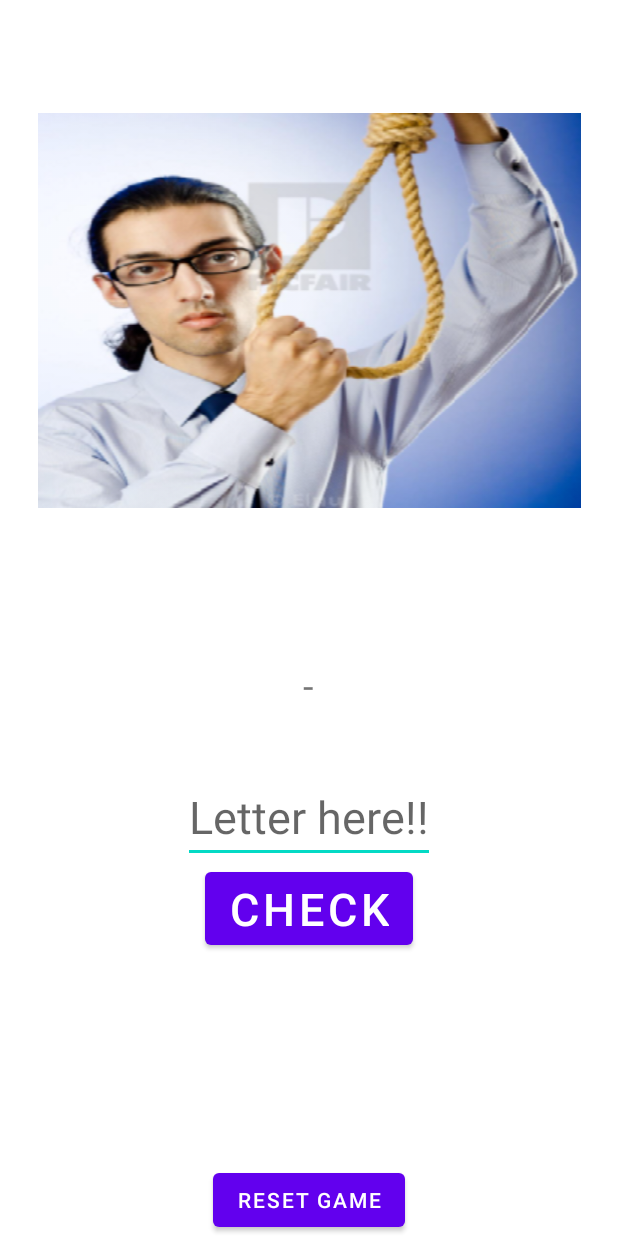
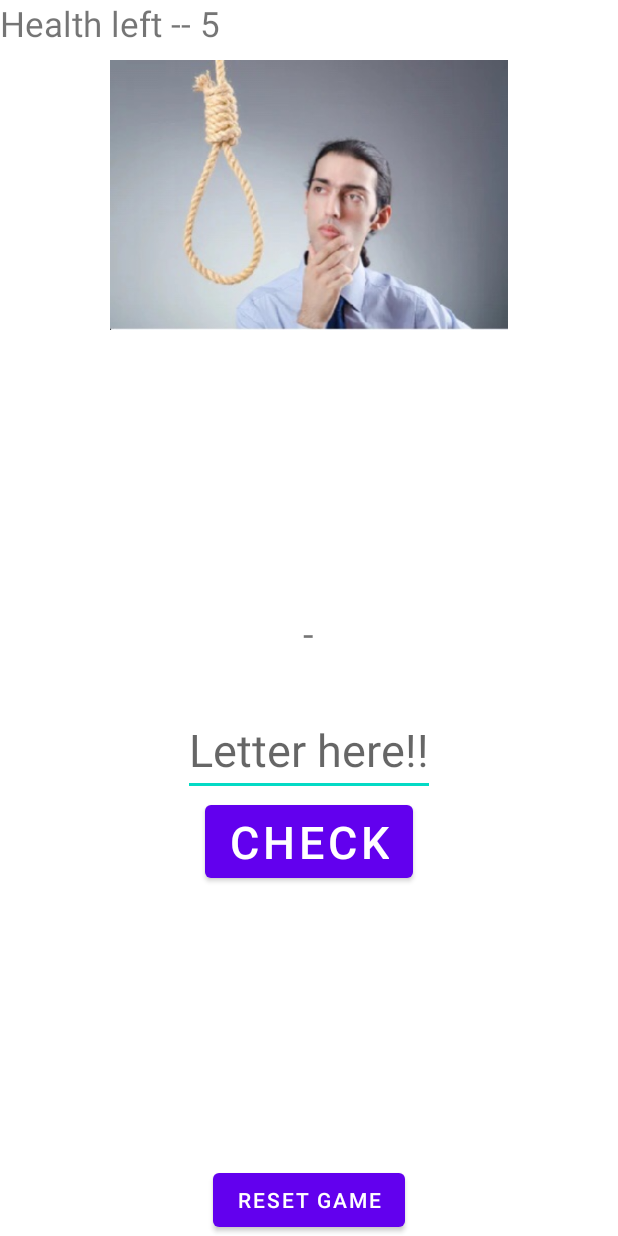
Before and after one commit to DiSSNiKO/HANGEDMAN_BASED, an Android app: the gameActivity screen opened directly, with no data from a screen before it, after a tap on "CHECK", on a phone screen of 412 x 824 dp. Run offline under Robolectric (Android 15) with nearby library versions, the phone set to English and light mode, and no system bars; 1 statement that could not run was skipped.

Commit message:
KPOP HIGHKEY GOES HARD T_T ???

```diff
--- a/app/src/main/java/com/example/hangedman/gameActivity.kt
+++ b/app/src/main/java/com/example/hangedman/gameActivity.kt
@@ -4,6 +4,7 @@ import android.content.Intent
 import androidx.appcompat.app.AppCompatActivity
 import android.os.Bundle
 import android.widget.*
+import android.media.MediaPlayer
 
 class gameActivity : AppCompatActivity() {
     lateinit var stateImage : ImageView
@@ -11,6 +12,9 @@ class gameActivity : AppCompatActivity() {
     lateinit var inputText : EditText
     lateinit var checkButton : Button
     lateinit var resetButton : Button
+    lateinit var healthDisplay: TextView
+    lateinit var usedLetters : TextView
+    var bruhSound : MediaPlayer? = null
     override fun onCreate(savedInstanceState: Bundle?) {
         super.onCreate(savedInstanceState)
         setContentView(R.layout.activity_game)
@@ -19,8 +23,11 @@ class gameActivity : AppCompatActivity() {
         inputText = findViewById(R.id.letterInput)
         checkButton = findViewById(R.id.letterCheckButton)
         resetButton = findViewById(R.id.resetGameButton)
+        healthDisplay = findViewById(R.id.healthDisplay)
+        usedLetters = findViewById(R.id.usedLetters)
         var wordToGuess = intent?.extras?.getString("secretWord")
         var health = 5
+        healthDisplay.text = health.toString()
         var numOfChars = intent?.extras?.getInt("numofchars")
         var wordHintStr = wordHint.text.toString()
         wordHintStr = ""
@@ -39,6 +46,10 @@ class gameActivity : AppCompatActivity() {
             }
             var chosenLetter = inputText.text.toString()
             inputText.text.clear()
+            if (chosenLetter.lowercase() in usedLetters.text.toString()){
+                Toast.makeText(this, "Letter already used !!", Toast.LENGTH_SHORT).show()
+                return@setOnClickListener
+            }
             if(chosenLetter.lowercase() in wordToGuess.lowercase()){
                 var location = 1
                 for(x in wordToGuess.lowercase()){
@@ -49,26 +60,41 @@ class gameActivity : AppCompatActivity() {
                 }
                 if (wordHint.text.toString().lowercase() == wordToGuess.lowercase()){
                     Toast.makeText(this, "you are winner !!!", Toast.LENGTH_LONG).show()
+                    bruhSound = MediaPlayer.create(this, R.raw.yeyyyy)
+                    bruhSound!!.start()
                     checkButton.isEnabled = false
                     inputText.isEnabled = false
                     stateImage.setImageResource(R.drawable.bruh)
                 }
+                usedLetters.text = usedLetters.text.toString()+chosenLetter.lowercase()
                 return@setOnClickListener
             }
             else{
                 health -= 1
-                Toast.makeText(this,"Health left " + health.toString(), Toast.LENGTH_SHORT).show()
+                if (health == 0){healthDisplay.text = "BOI DEAD AS HELL XDDD"}
+                else{healthDisplay.text = health.toString()}
+                usedLetters.text = usedLetters.text.toString()+chosenLetter.lowercase()
             }
             when(health){
                 5 -> stateImage.setImageResource(R.drawable.healthstate5)
-                4 -> stateImage.setImageResource(R.drawable.healthstate4)
-                3 -> stateImage.setImageResource(R.drawable.healthstate3)
-                2 -> stateImage.setImageResource(R.drawable.healthstate2)
-                1 -> stateImage.setImageResource(R.drawable.healthstate1)
+                4 -> {stateImage.setImageResource(R.drawable.healthstate4)
+                    bruhSound = MediaPlayer.create(this, R.raw.vineboom)
+                    bruhSound!!.start()}
+                3 -> {stateImage.setImageResource(R.drawable.healthstate3)
+                    bruhSound = MediaPlayer.create(this, R.raw.vineboom)
+                    bruhSound!!.start()}
+                2 -> {stateImage.setImageResource(R.drawable.healthstate2)
+                    bruhSound = MediaPlayer.create(this, R.raw.vineboom)
+                    bruhSound!!.start()}
+                1 -> {stateImage.setImageResource(R.drawable.healthstate1)
+                    bruhSound = MediaPlayer.create(this, R.raw.vineboom)
+                    bruhSound!!.start()}
                 0 -> {stateImage.setImageResource(R.drawable.healthstate0)
-                      inputText.isEnabled = false
-                       checkButton.isEnabled = false
-                      wordHint.text = wordToGuess}
+                        bruhSound = MediaPlayer.create(this, R.raw.darksouled)
+                        bruhSound!!.start()
+                        inputText.isEnabled = false
+                        checkButton.isEnabled = false
+                        wordHint.text = wordToGuess}
             }
         }
         reset(resetButton)
--- a/app/src/main/res/layout/activity_game.xml
+++ b/app/src/main/res/layout/activity_game.xml
@@ -7,20 +7,39 @@
     tools:context=".gameActivity">
 
     <LinearLayout
+        android:layout_width="match_parent"
+        android:orientation="horizontal"
+        android:layout_height="wrap_content"
+        app:layout_constraintStart_toStartOf="parent"
+        app:layout_constraintTop_toTopOf="parent">
+        <TextView
+            android:layout_width="wrap_content"
+            android:layout_height="wrap_content"
+            android:text="Health left -- "
+            android:textSize="23sp"/>
+        <TextView
+            android:layout_width="wrap_content"
+            android:layout_height="wrap_content"
+            android:text="5"
+            android:id="@+id/healthDisplay"
+            android:textSize="23sp"/>
+
+    </LinearLayout>
+    <LinearLayout
         android:id="@+id/linearLayout"
         android:layout_width="match_parent"
-        android:layout_height="wrap_content"
-        android:layout_marginTop="75dp"
+        android:layout_height="180dp"
+        android:layout_marginTop="40dp"
         app:layout_constraintEnd_toEndOf="parent"
         app:layout_constraintStart_toStartOf="parent"
         app:layout_constraintTop_toTopOf="parent"
         >
 
         <ImageView
+            android:id="@+id/healthStateImage"
             android:layout_width="match_parent"
             android:layout_height="match_parent"
-            android:src="@drawable/healthstate5"
-            android:id="@+id/healthStateImage"/>
+            android:src="@drawable/healthstate5" />
 
     </LinearLayout>
 
@@ -40,7 +59,7 @@
             android:id="@+id/wordHint"
             android:layout_width="wrap_content"
             android:layout_height="wrap_content"
-            android:layout_marginBottom="40dp"
+            android:layout_marginBottom="30dp"
             android:text="thisTextWillChange"
             android:textSize="25sp" />
 
@@ -58,6 +77,13 @@
             android:text="Check"
             android:textSize="30sp"
             android:id="@+id/letterCheckButton"/>
+        <TextView
+            android:layout_width="wrap_content"
+            android:layout_height="wrap_content"
+            android:layout_marginTop="20dp"
+            android:textSize="18sp"
+            android:id="@+id/usedLetters"
+            android:text=""/>
         <Button
             android:layout_marginTop="140dp"
             android:layout_width="wrap_content"
```
Also changed, not shown: 3 other files.
